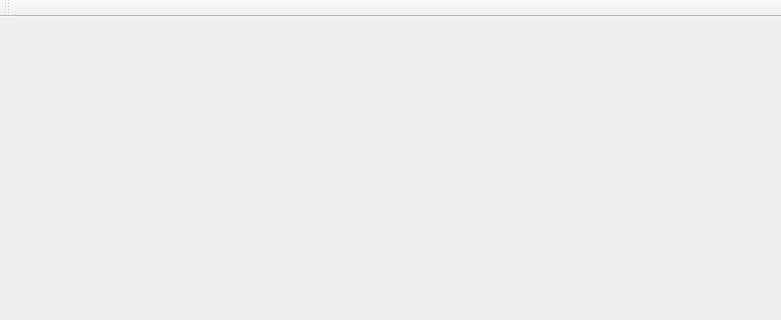
Before: the Qt Designer form mainwindow.ui in 607011/directorsview, drawn with Qt 5; both pictures show x 0 to 781 and y 0 to 320 of the 781 by 626 pixel window.
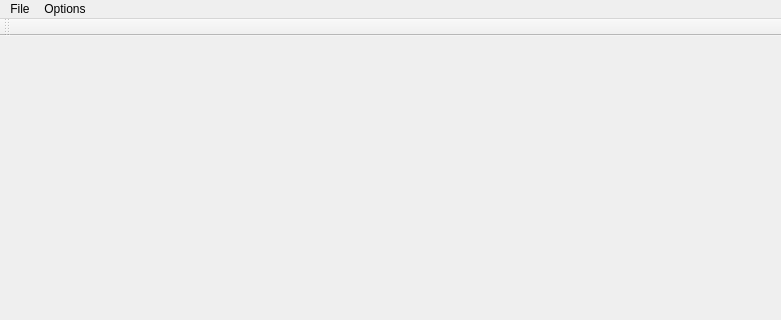
After: the same form once the commit is applied.

Commit message: Added option to enable/disable gaze visualization.

What changed in the file:
```diff
--- a/mainwindow.ui
+++ b/mainwindow.ui
@@ -29,6 +29,20 @@
      <height>21</height>
     </rect>
    </property>
+   <widget class="QMenu" name="menuFile">
+    <property name="title">
+     <string>File</string>
+    </property>
+    <addaction name="actionOpenVideo"/>
+   </widget>
+   <widget class="QMenu" name="menuOptions">
+    <property name="title">
+     <string>Options</string>
+    </property>
+    <addaction name="actionVisualizeGaze"/>
+   </widget>
+   <addaction name="menuFile"/>
+   <addaction name="menuOptions"/>
   </widget>
   <widget class="QToolBar" name="mainToolBar">
    <attribute name="toolBarArea">
```
Left out of the diff: 16 changed lines with no effect on the pictures. The commit also changes 3 other files.
